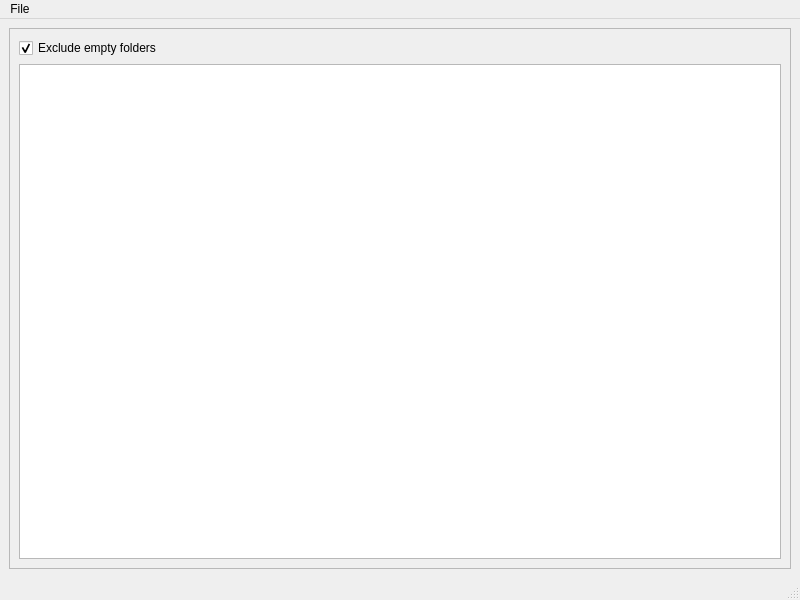
This is Developer/QtDesignerUI/MyExplorerUI.ui in preachermax/BiblionOCR as Qt 5 draws it before an edit. The edited form follows.
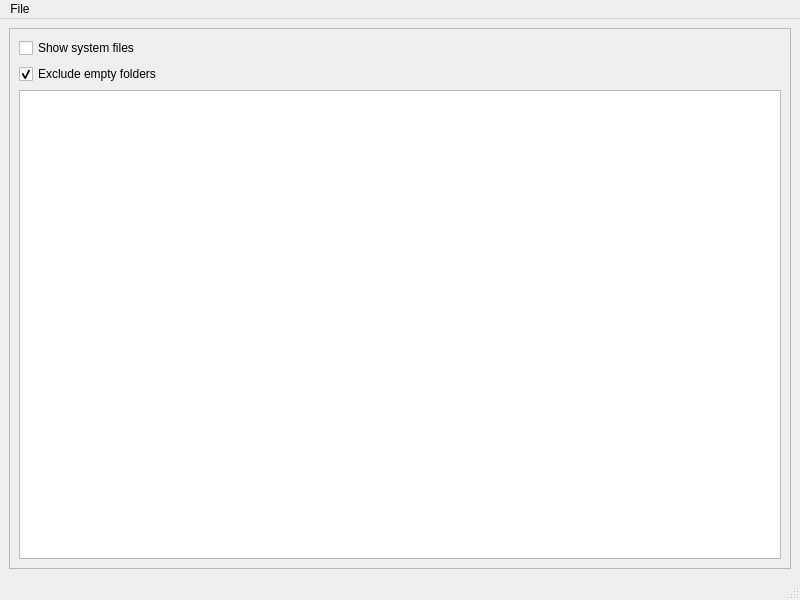
This is the edited form. Icons and pictures are not drawn.

What changed in the file:
```diff
--- a/Developer/QtDesignerUI/MyExplorerUI.ui
+++ b/Developer/QtDesignerUI/MyExplorerUI.ui
@@ -32,6 +32,13 @@
       </property>
       <layout class="QGridLayout" name="gridLayout_2">
        <item row="0" column="0">
+        <widget class="QCheckBox" name="show_system_files_checkbox">
+         <property name="text">
+          <string>Show system files</string>
+         </property>
+        </widget>
+             </item>
+             <item row="1" column="0">
         <widget class="QCheckBox" name="exclude_empty_checkbox">
          <property name="text">
           <string>Exclude empty folders</string>
@@ -41,7 +48,7 @@
          </property>
         </widget>
        </item>
-       <item row="1" column="0">
+             <item row="2" column="0">
         <widget class="QTreeView" name="treeView"/>
        </item>
       </layout>
```
